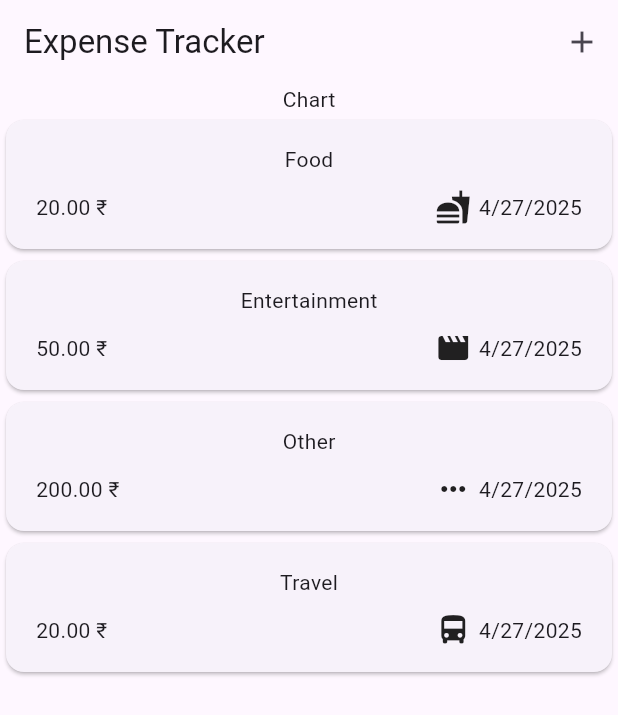
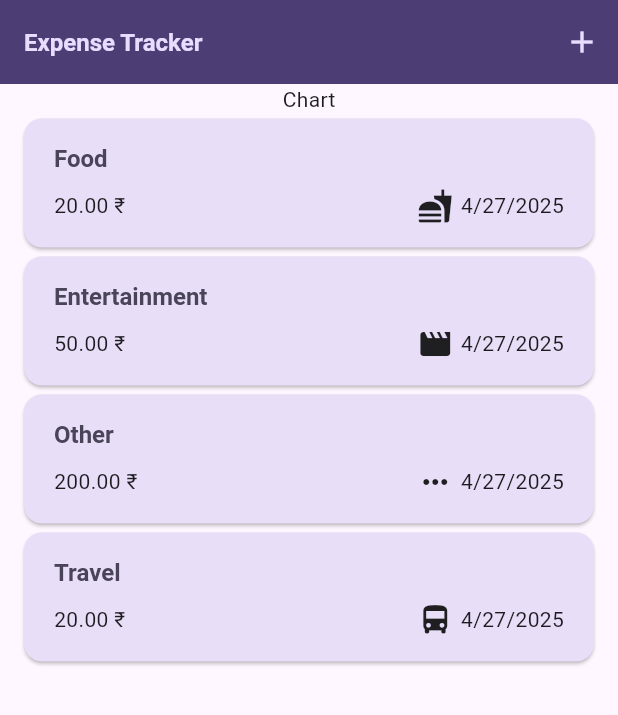
Before and after one commit to TitanGamer03/expense_tracker, a Flutter app: the screen it shows after launch, on a phone screen of 412 x 824 dp. Shown: the top 715 px of the screen. Run offline on Flutter 3.47's test engine with Material 3 defaults, Android fonts, the phone set to English and light mode, and no system bars.

Commit message:
App Theme Completed.

```diff
--- a/lib/main.dart
+++ b/lib/main.dart
@@ -1,5 +1,11 @@
 import 'package:expense_tracker/widget/expenses.dart';
 import 'package:flutter/material.dart';
+
+var kColorScheme = ColorScheme.fromSeed(seedColor: const Color.fromARGB(255, 96, 59, 181),);
+var kDarkColorScheme = ColorScheme.fromSeed(
+  brightness: Brightness.dark ,
+  seedColor: const Color.fromARGB(255, 5, 99, 125),
+);
 
 void main() {
   runApp(const MyApp());
@@ -16,7 +22,55 @@ class _MyAppState extends State<MyApp> {
   @override
   Widget build(BuildContext context) {
     return MaterialApp(
-      theme: ThemeData(useMaterial3: true),
+      darkTheme: ThemeData.dark().copyWith(
+        useMaterial3: true,
+        colorScheme: kDarkColorScheme,
+        appBarTheme: const AppBarTheme().copyWith(
+          backgroundColor: kDarkColorScheme.onPrimaryContainer,
+          foregroundColor: kDarkColorScheme.primaryContainer,
+        ),
+        cardTheme: const CardTheme().copyWith(
+          color: kDarkColorScheme.secondaryContainer,
+          margin: const EdgeInsets.symmetric(
+            horizontal: 16,
+            vertical: 3,
+          ),
+        ),
+        elevatedButtonTheme: ElevatedButtonThemeData(
+          style: ElevatedButton.styleFrom(
+            backgroundColor: kDarkColorScheme.primaryContainer,
+          ),
+        ),
+      ),
+
+      theme: ThemeData().copyWith(
+        useMaterial3: true,
+        colorScheme: kColorScheme,
+        appBarTheme: const AppBarTheme().copyWith(
+          backgroundColor: kColorScheme.onPrimaryContainer,
+          foregroundColor: kColorScheme.primaryContainer,
+        ),
+        cardTheme: const CardTheme().copyWith(
+          color: kColorScheme.secondaryContainer,
+          margin: const EdgeInsets.symmetric(
+            horizontal: 16,
+            vertical: 3,
+          ),
+        ),
+        elevatedButtonTheme: ElevatedButtonThemeData(
+          style: ElevatedButton.styleFrom(
+            backgroundColor: kColorScheme.primaryContainer,
+          ),
+        ),
+        textTheme: ThemeData().textTheme.copyWith(
+          titleLarge: TextStyle(
+            fontWeight: FontWeight.bold,
+            color: kColorScheme.onSecondaryContainer,
+            fontSize: 16,
+          ),
+        ),
+      ),
+      themeMode: ThemeMode.system,
       debugShowCheckedModeBanner: false,
       home: Expenses(),
     );
--- a/lib/widget/expense_list/expense_item.dart
+++ b/lib/widget/expense_list/expense_item.dart
@@ -12,8 +12,12 @@ class ExpenseItem extends StatelessWidget{
       child: Padding(
         padding: const EdgeInsets.symmetric(vertical: 16, horizontal: 20),
         child: Column(
+          crossAxisAlignment: CrossAxisAlignment.start,
           children: [
-            Text(expense.title),
+            Text(
+              expense.title,
+              style: Theme.of(context).textTheme.titleLarge,
+            ),
             const SizedBox(height: 10),
             Row(
               children: [
--- a/lib/widget/expense_list/expense_list.dart
+++ b/lib/widget/expense_list/expense_list.dart
@@ -1,5 +1,4 @@
 import 'package:flutter/material.dart';
-
 import '../../models/expense.dart';
 import 'expense_item.dart';
 
@@ -14,6 +13,7 @@ class ExpensesList extends StatelessWidget{
     return ListView.builder(
       itemCount: expenses.length,
       itemBuilder: (context, index) => Dismissible(
+        background: Container(color: Theme.of(context).colorScheme.error.withOpacity(0.75),),
         key: ValueKey(expenses[index]),
         onDismissed: (direction) {
           onRemoveExpense(expenses[index]);
```
